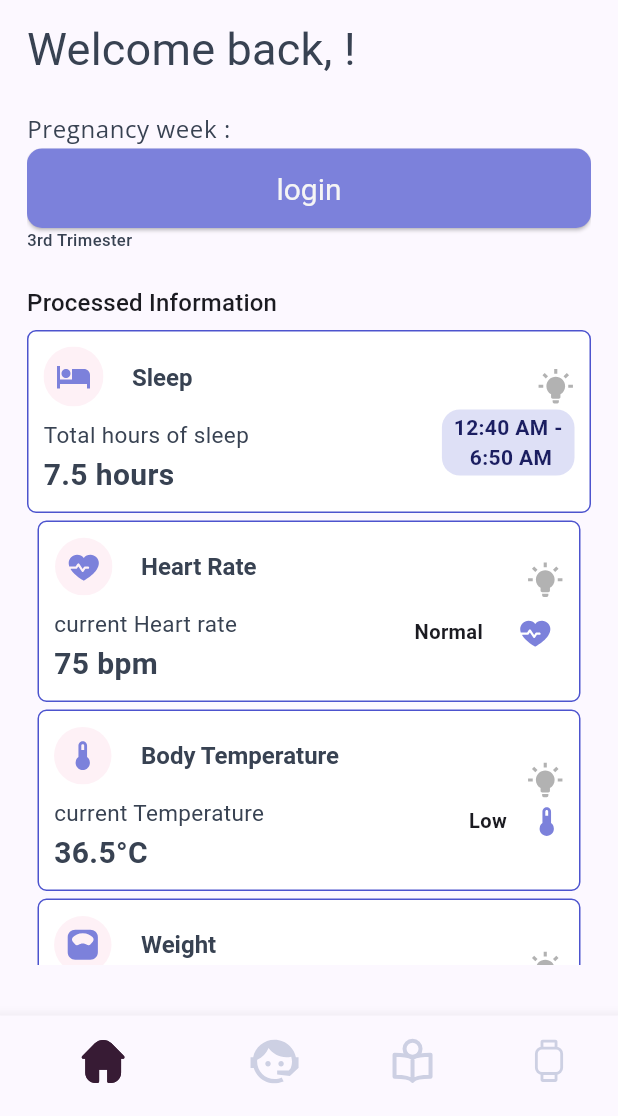
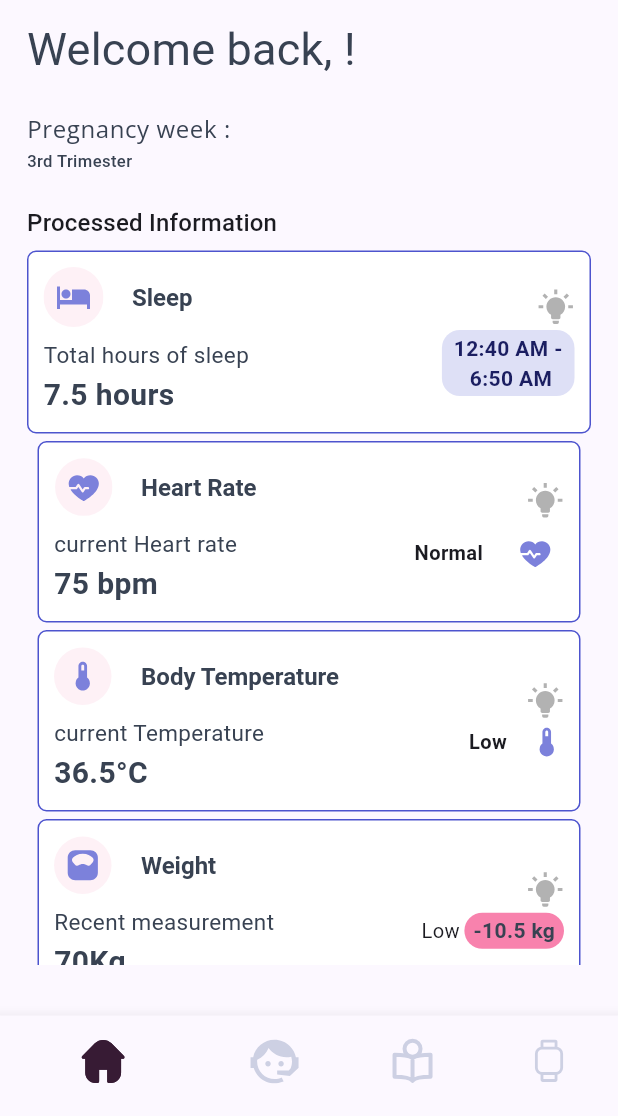
Before and after one commit to winninggodspower/mobi_health, a Flutter app: the screen it shows once a user with an empty profile is signed in, on a phone screen of 412 x 824 dp, the part 120-1236 px from its top. Run offline on Flutter 3.47's test engine with Material 3 defaults, Android fonts, the phone set to English and light mode, and no system bars; our stand-ins replace cloud_firestore, country_picker, firebase_auth, firebase_core, flutter_svg, google_fonts and 3 more; missing offline and left inert: health; accounts and stored records are empty; Roboto replaces fonts that are missing (Alegreya).

Commit message:
remove login buton in home page

```diff
--- a/lib/pages/dashboard_pages/home_page.dart
+++ b/lib/pages/dashboard_pages/home_page.dart
@@ -111,7 +111,6 @@ class _HomePageState extends State<HomePage> {
             const SizedBox(
               height: 3,
             ),
-            ElevatedButton(onPressed: ()=>Navigator.push(context, MaterialPageRoute(builder: (_)=> const LoginPage())), child: Text('login')),
             Text(
               '3rd Trimester',
               style: GoogleFonts.alegreya(
```
